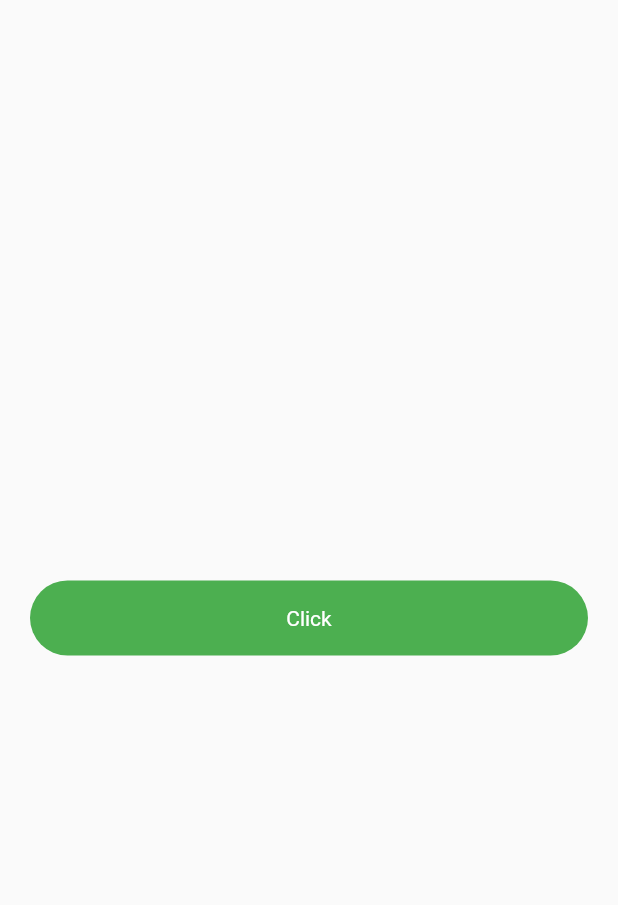
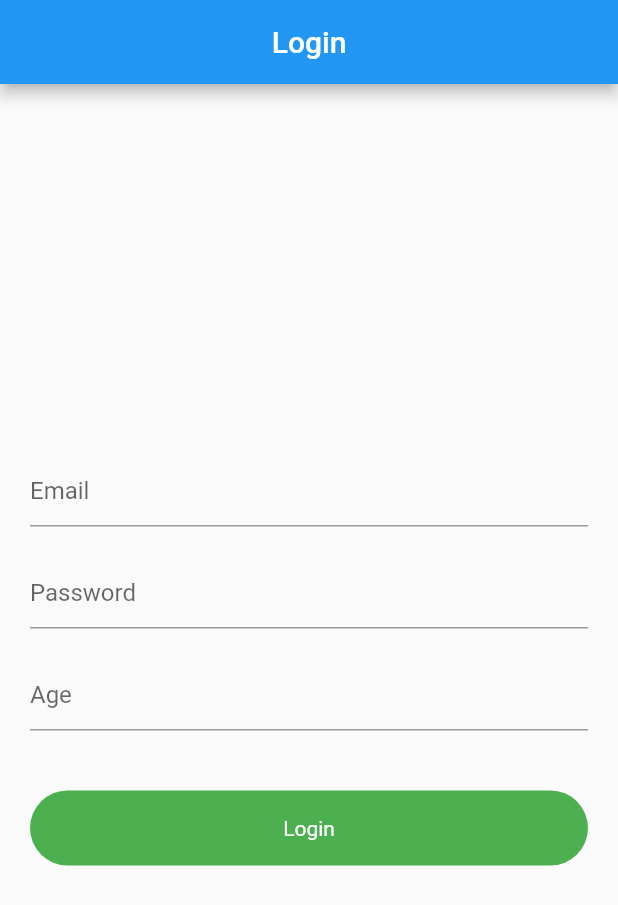
Before and after one commit to musamairshad/Multi-Role-Base-App, a Flutter app: the screen it shows after launch, on a phone screen of 412 x 824 dp. Shown: the top 905 px of the screen. Run offline on Flutter 3.47's test engine with Material 2 defaults, Android fonts, the phone set to English and light mode, and no system bars; our stand-ins replace shared_preferences; network calls fail.

Commit message:
modified login_screen.dart

```diff
--- a/lib/login_screen.dart
+++ b/lib/login_screen.dart
@@ -1,8 +1,11 @@
 import 'package:flutter/material.dart';
 import 'package:shared_preferences/shared_preferences.dart';
+import './home_screen.dart';
 
 class LoginScreen extends StatefulWidget {
   static const routeName = "/login-screen";
+
+  const LoginScreen({super.key});
   @override
   State<LoginScreen> createState() => _LoginScreenState();
 }
@@ -15,47 +18,92 @@ class _LoginScreenState extends State<LoginScreen> {
 
   // Shared Prefs also waits to get desired value.
 
+  // final formData = GlobalKey<FormState>(); // Not a good idea to impliment
+  // in that way.
+
+  final _emailController = TextEditingController();
+  final _passwordController = TextEditingController();
+  final _ageController = TextEditingController();
+
   @override
   Widget build(BuildContext context) {
     return Scaffold(
+      appBar: AppBar(
+        title: const Text("Login"),
+        centerTitle: true,
+        automaticallyImplyLeading: false,
+      ),
       body: Padding(
-        padding: EdgeInsets.symmetric(horizontal: 20),
+        padding: const EdgeInsets.symmetric(horizontal: 20),
         child: Column(
           mainAxisAlignment: MainAxisAlignment.center,
           crossAxisAlignment: CrossAxisAlignment.center,
           children: [
+            TextFormField(
+              decoration: const InputDecoration(
+                hintText: 'Email',
+              ),
+              controller: _emailController,
+            ),
+            const SizedBox(height: 20),
+            TextFormField(
+              decoration: const InputDecoration(
+                hintText: 'Password',
+              ),
+              controller: _passwordController,
+            ),
+            const SizedBox(height: 20),
+            TextFormField(
+              decoration: const InputDecoration(
+                hintText: 'Age',
+              ),
+              controller: _ageController,
+              keyboardType: TextInputType.number,
+            ),
+            const SizedBox(height: 40),
             InkWell(
               onTap: () async {
+                // SharedPreferences sp = await SharedPreferences.getInstance();
+                // // You store value value with respect to its key and similarly
+                // // read value with respect to its key.
+                // sp.setString('Name', "Usama Irshad");
+                // sp.setInt("Age", 21);
+                // sp.setBool('isLogin', false);
+
+                // print(sp.getString('Name'));
+                // print(sp.getInt('Age').toString());
+                // print(sp.getBool('isLogin'));
+
+                // sp.remove('Name');
+                // print(sp.getString('Name'));
+
+                // Not a good idea to store password.
+
                 SharedPreferences sp = await SharedPreferences.getInstance();
-                // You store value value with respect to its key and similarly
-                // read value with respect to its key.
-                sp.setString('Name', "Usama Irshad");
-                sp.setInt("Age", 21);
-                sp.setBool('isLogin', false);
+                sp.setString('Email', _emailController.text.toString());
+                sp.setString('Age', _ageController.text.toString());
+                sp.setBool('isLogin', true); // When button is pressed so
+                // user is logged in and value = true.
 
-                print(sp.getString('Name'));
-                print(sp.getInt('Age').toString());
-                print(sp.getBool('isLogin'));
-
-                sp.remove('Name');
-                print(sp.getString('Name'));
+                // ignore: use_build_context_synchronously
+                Navigator.pushNamed(context, HomeScreen.routeName);
               },
               child: Container(
                 height: 50,
                 width: double.infinity,
                 decoration: BoxDecoration(
-                color: Colors.green,
-                borderRadius: BorderRadius.circular(30),
+                  color: Colors.green,
+                  borderRadius: BorderRadius.circular(30),
                 ),
-                child: Center(
+                child: const Center(
                     child: Text(
-                  "Click",
+                  "Login",
                   style: TextStyle(
                     color: Colors.white,
                   ),
                 )),
               ),
-            )
+            ),
           ],
         ),
       ),
```
